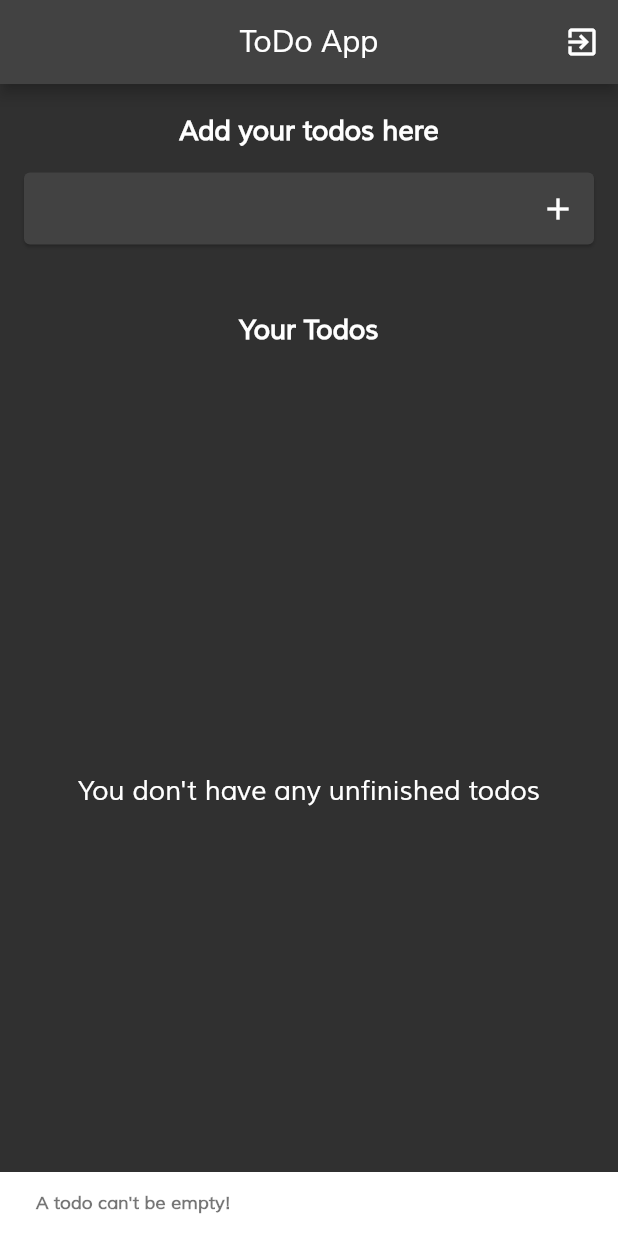
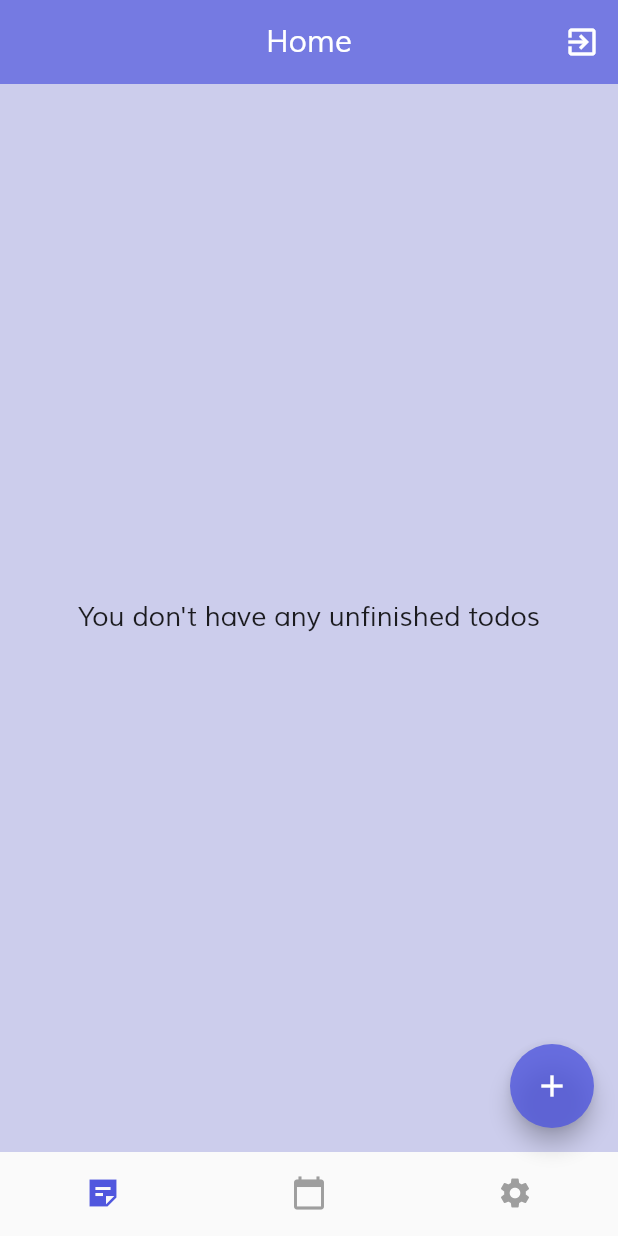
Before and after one commit to shubhmdas/ToDoApp-Flutter, a Flutter app: the screen it shows once a user with an empty profile is signed in, after a tap on the "add" icon, on a phone screen of 412 x 824 dp. Run offline on Flutter 3.47's test engine with Material 2 defaults, Android fonts, the phone set to English and light mode, and no system bars; our stand-ins replace cloud_firestore, firebase_auth, firebase_core, flutter_spinkit, flutter_svg; accounts and stored records are empty; network calls fail.

Commit message:
added navigation bar

```diff
--- a/lib/main.dart
+++ b/lib/main.dart
@@ -4,7 +4,7 @@ import 'package:flutter/material.dart';
 import 'package:firebase_core/firebase_core.dart';
 import 'package:firebase_auth/firebase_auth.dart';
 import 'package:todo_app/route_generator.dart';
-import 'package:todo_app/screens/home.dart';
+import 'package:todo_app/screens/nav_home.dart';
 import 'package:todo_app/screens/welcome_screen.dart';
 import 'package:todo_app/services/auth.dart';
 import 'package:todo_app/widgets/loading.dart';
@@ -33,7 +33,6 @@ class _RootState extends State<Root> {
   Widget build(BuildContext context) {
     return MaterialApp(
       debugShowCheckedModeBanner: false,
-      theme: ThemeData.dark(),
       home: StreamBuilder(
         stream: Auth(auth: _auth).user,
           builder: (BuildContext context, AsyncSnapshot<User?> snapshot) {
--- a/lib/route_generator.dart
+++ b/lib/route_generator.dart
@@ -1,6 +1,6 @@
 import 'package:flutter/material.dart';
 import 'package:todo_app/screen_arguments.dart';
-import 'package:todo_app/screens/home.dart';
+import 'package:todo_app/screens/nav_todos.dart';
 import 'package:todo_app/screens/login_screen.dart';
 import 'package:todo_app/screens/register.dart';
 import 'package:todo_app/screens/welcome_screen.dart';
@@ -31,7 +31,7 @@ class RouteGenerator {
       case '/home':
         return MaterialPageRoute(builder: (_) {
           ScreenArguments arguments = args;
-          return Home(auth: arguments.auth, firestore: arguments.firestore);
+          return Todos(auth: arguments.auth, firestore: arguments.firestore);
         });
 
       default:
--- a/lib/screens/home.dart
+++ /dev/null
@@ -1,171 +0,0 @@
-import 'package:cloud_firestore/cloud_firestore.dart';
-import 'package:firebase_auth/firebase_auth.dart';
-import 'package:flutter/material.dart';
-import 'package:todo_app/models/todo.dart';
-import 'package:todo_app/services/auth.dart';
-import 'package:todo_app/services/database.dart';
-import 'package:todo_app/widgets/loading.dart';
-import 'package:todo_app/widgets/todo_card.dart';
-
-class Home extends StatefulWidget {
-  late FirebaseAuth auth;
-  late FirebaseFirestore firestore;
-  bool isLoading = false;
-
-  Home({Key? key, required this.auth, required this.firestore})
-      : super(key: key);
-
-  @override
-  _HomeState createState() => _HomeState();
-}
-
-class _HomeState extends State<Home> {
-  final _controller = TextEditingController();
-
-  @override
-  Widget build(BuildContext context) {
-    return Scaffold(
-      appBar: AppBar(
-        title: const Text(
-          'ToDo App',
-          style: TextStyle(fontFamily: 'Muli'),
-        ),
-        centerTitle: true,
-        actions: [
-          IconButton(
-              onPressed: () async {
-                setState( () => widget.isLoading = true );
-                var result = await Auth(auth: widget.auth).signOut();
-                if (result == 'Success') {
-
-                } else {
-                  ScaffoldMessenger.of(context).showSnackBar(
-                      SnackBar(
-                        content: Text(
-                          result!,
-                          style: const TextStyle(
-                              color: Colors.white),
-                          textAlign: TextAlign.center,
-                        ),
-                        backgroundColor: Colors.black,
-                        elevation: 2,
-                      ));
-                }
-              },
-              icon: const Icon(Icons.exit_to_app))
-        ],
-      ),
-      body: Stack(children: [
-        Column(
-          children: [
-            const SizedBox(
-              height: 20,
-            ),
-            const Text(
-              'Add your todos here',
-              style: TextStyle(
-                  color: Colors.white,
-                  fontFamily: 'Muli',
-                  fontSize: 18.0,
-                  fontWeight: FontWeight.bold),
-            ),
-            Card(
-              margin: const EdgeInsets.all(16.0),
-              child: Padding(
-                padding: const EdgeInsets.only(left: 16.0),
-                child: Row(
-                  children: [
-                    Expanded(
-                        child: TextFormField(
-                            style: const TextStyle(
-                                color: Colors.white,
-                                fontFamily: 'Muli',
-                                fontWeight: FontWeight.w200),
-                            controller: _controller,
-                            decoration: const InputDecoration(
-                                border: InputBorder.none))),
-                    IconButton(
-                        onPressed: () async {
-                          if (_controller.text.isEmpty) {
-                            ScaffoldMessenger.of(context)
-                                .showSnackBar(const SnackBar(
-                                    content: Text(
-                              'A todo can\'t be empty!',
-                              style: TextStyle(
-                                  color: Colors.black54,
-                                  fontFamily: 'Muli',
-                                  fontSize: 12.0,
-                                  fontWeight: FontWeight.bold),
-                            )));
-                          } else {
-                            await Database(firestore: widget.firestore).addTodo(
-                                uid: widget.auth.currentUser!.uid,
-                                content: _controller.text.trim());
-                            _controller.clear();
-                          }
-                        },
-                        icon: const Icon(Icons.add)),
-                  ],
-                ),
-              ),
-            ),
-            const SizedBox(
-              height: 30.0,
-            ),
-            const Text(
-              'Your Todos',
-              style: TextStyle(
-                  color: Colors.white,
-                  fontFamily: 'Muli',
-                  fontSize: 18.0,
-                  fontWeight: FontWeight.bold),
-            ),
-            Expanded(
-                child: StreamBuilder(
-              stream: Database(firestore: widget.firestore)
-                  .streamTodos(widget.auth.currentUser!.uid),
-              builder: (BuildContext context,
-                  AsyncSnapshot<List<TodoModel>> snapshot) {
-                if (snapshot.connectionState == ConnectionState.active) {
-                  if (snapshot.data!.isEmpty) {
-                    return const Center(
-                      child: Text(
-                        'You don\'t have any unfinished todos',
-                        style: TextStyle(
-                            color: Colors.white,
-                            fontFamily: 'Muli',
-                            fontSize: 18.0,
-                            fontWeight: FontWeight.w100),
-                      ),
-                    );
-                  }
-                  return ListView.builder(
-                      itemCount: snapshot.data!.length,
-                      itemBuilder: (context, index) {
-                        return TodoCard(
-                          firestore: widget.firestore,
-                          todo: snapshot.data![index],
-                          uid: widget.auth.currentUser!.uid,
-                        );
-                      });
-                } else {
-                  return const Center(
-                    child: Text(
-                      'Loading...',
-                      style: TextStyle(
-                          color: Colors.white,
-                          fontFamily: 'Muli',
-                          fontSize: 18.0,
-                          fontWeight: FontWeight.w100),
-                    ),
-                  );
-                }
-              },
-            ))
-          ],
-        ),
-        if (widget.isLoading) const Loading(),
-      ]),
-    );
-  }
-}
--- /dev/null
+++ b/lib/screens/nav_calendar.dart
@@ -0,0 +1,14 @@
+import 'package:flutter/material.dart';
+
+
+
+class Calendar extends StatelessWidget {
+   const Calendar({Key? key}) : super(key: key);
+
+  @override
+  Widget build(BuildContext context) {
+    return const Center(
+      child: Text('Calendar'),
+    );
+  }
+}
--- /dev/null
+++ b/lib/screens/nav_home.dart
@@ -0,0 +1,116 @@
+import 'package:cloud_firestore/cloud_firestore.dart';
+import 'package:firebase_auth/firebase_auth.dart';
+import 'package:flutter/material.dart';
+import 'package:todo_app/constants.dart';
+import 'package:todo_app/screens/nav_calendar.dart';
+import 'package:todo_app/screens/nav_settings.dart';
+import 'package:todo_app/screens/nav_todos.dart';
+import 'package:todo_app/services/auth.dart';
+
+class Home extends StatefulWidget {
+
+  final FirebaseAuth auth;
+  final FirebaseFirestore firestore;
+  final String title = 'Home';
+
+  const Home({ Key? key, required this.auth, required this.firestore }) : super(key: key);
+
+  @override
+  _HomeState createState() => _HomeState();
+}
+
+class _HomeState extends State<Home> {
+
+  int _currentIndex = 0;
+  late String _title;
+  bool isLoading = false;
+  late final List<Widget> navPages;
+
+  @override
+  void initState() {
+    super.initState();
+    navPages = [
+      Todos(auth: widget.auth, firestore: widget.firestore),
+      const Calendar(),
+      const NavSettings(),
+    ];
+    _title = widget.title;
+  }
+
+  @override
+  Widget build(BuildContext context) {
+    return Scaffold(
+      resizeToAvoidBottomInset: false,
+      backgroundColor: const Color.fromRGBO(204, 205, 236, 1.0),
+      appBar: AppBar(
+        elevation: 0,
+        backgroundColor: const Color.fromRGBO(80, 87, 222, 0.7),
+        title: Text(
+          _title,
+          style: const TextStyle(fontFamily: 'Muli'),
+        ),
+        centerTitle: true,
+        actions: [
+          IconButton(
+              onPressed: () async {
+                setState( () => isLoading = true );
+                var result = await Auth(auth: widget.auth).signOut();
+                if (result == 'Success') {
+
+                } else {
+                  ScaffoldMessenger.of(context).showSnackBar(
+                      SnackBar(
+                        content: Text(
+                          result!,
+                          style: const TextStyle(
+                              color: Colors.white),
+                          textAlign: TextAlign.center,
+                        ),
+                        backgroundColor: Colors.black,
+                        elevation: 2,
+                      ));
+                }
+              },
+              icon: const Icon(Icons.exit_to_app))
+        ],
+      ),
+      body: navPages[_currentIndex],
+      bottomNavigationBar: BottomNavigationBar(
+        currentIndex: _currentIndex,
+        showSelectedLabels: false,
+        showUnselectedLabels: false,
+        selectedItemColor: primaryColor,
+        unselectedItemColor: Colors.grey,
+        elevation: 0,
+        onTap: onTap,
+        items: const [
+          BottomNavigationBarItem(icon: Icon(Icons.sticky_note_2_sharp), label: 'Todos'),
+          BottomNavigationBarItem(icon: Icon(Icons.calendar_today), label: 'Calendar'),
+          BottomNavigationBarItem(icon: Icon(Icons.settings), label: 'Settings'),
+        ],
+      ),
+      floatingActionButton: FloatingActionButton(
+        onPressed: () {},
+        backgroundColor: primaryColor.withOpacity(.8),
+        child: const Icon(Icons.add),
+      ),
+    );
+  }
+
+  onTap(int index) {
+    if (_currentIndex != index) {
+      setState(() {
+        _currentIndex = index;
+        switch (_currentIndex) {
+          case 0: _title = 'Home';
+            break;
+          case 1: _title = 'Calendar';
+            break;
+          case 2: _title = 'Settings';
+            break;
+        }
+      });
+    }
+  }
+
+}
--- /dev/null
+++ b/lib/screens/nav_todos.dart
@@ -0,0 +1,74 @@
+import 'package:cloud_firestore/cloud_firestore.dart';
+import 'package:firebase_auth/firebase_auth.dart';
+import 'package:flutter/material.dart';
+import 'package:todo_app/models/todo_model.dart';
+import 'package:todo_app/services/database.dart';
+import 'package:todo_app/widgets/loading.dart';
+import 'package:todo_app/widgets/todo_card.dart';
+
+class Todos extends StatefulWidget {
+  final FirebaseAuth auth;
+  final FirebaseFirestore firestore;
+
+  const Todos({Key? key, required this.auth, required this.firestore}) : super(key: key);
+
+  @override
+  _TodosState createState() => _TodosState();
+}
+
+class _TodosState extends State<Todos> {
+
+  bool isLoading = false;
+
+  @override
+  Widget build(BuildContext context) {
+    return Stack(children: [
+      Column(
+        children: [
+          Expanded(
+            child: StreamBuilder(
+              stream: Database(firestore: widget.firestore)
+                  .streamTodos(widget.auth.currentUser!.uid),
+              builder: (BuildContext context,
+                  AsyncSnapshot<List<TodoModel>> snapshot) {
+                if (snapshot.connectionState == ConnectionState.active) {
+                  if (snapshot.data!.isEmpty) {
+                    return const Center(
+                      child: Text(
+                        'You don\'t have any unfinished todos',
+                        style: TextStyle(
+                            color: Colors.black87,
+                            fontFamily: 'Muli',
+                            fontSize: 18.0,
+                            fontWeight: FontWeight.w100),
+                      ),
+                    );
+                  }
+                  return ListView.builder(
+                      itemCount: snapshot.data!.length,
+                      itemBuilder: (context, index) {
+                        return TodoCard(
+                          firestore: widget.firestore,
+                          todo: snapshot.data![index],
+                          uid: widget.auth.currentUser!.uid,
+                        );
+                      });
+                } else {
+                  return const Center(
+                    child: Text(
+                      'Loading...',
+                      style: TextStyle(
+                          color: Colors.black87,
+                          fontFamily: 'Muli',
+                          fontSize: 18.0,
+                          fontWeight: FontWeight.w100),
+                    ),
+                  );
+                }
+              },
+            ))],
+      ),
+      if (isLoading) const Loading(),
+    ]);
+  }
+}
--- a/lib/screens/welcome_screen.dart
+++ b/lib/screens/welcome_screen.dart
@@ -1,5 +1,4 @@
 import 'package:flutter/material.dart';
-import 'package:todo_app/constants.dart';
 import 'package:todo_app/screen_arguments.dart';
 import 'package:todo_app/widgets/ui_elements.dart';
 import 'package:firebase_auth/firebase_auth.dart';
@@ -7,9 +6,9 @@ import 'package:cloud_firestore/cloud_firestore.dart';
 
 class WelcomeScreen extends StatelessWidget {
 
-  late FirebaseAuth auth;
-  late FirebaseFirestore firestore;
-  WelcomeScreen({Key? key, required this.auth, required this.firestore }) : super(key: key);
+  final FirebaseAuth auth;
+  final FirebaseFirestore firestore;
+  const WelcomeScreen({Key? key, required this.auth, required this.firestore }) : super(key: key);
 
   @override
   Widget build(BuildContext context) {
@@ -18,8 +17,6 @@ class WelcomeScreen extends StatelessWidget {
         backgroundColor: Colors.white,
         body: LayoutBuilder(
           builder: (BuildContext context, BoxConstraints constraints) {
-            var height = constraints.maxHeight;
-            var width = constraints.maxWidth;
             return Column(
               children: [
                 Container(
--- a/lib/services/database.dart
+++ b/lib/services/database.dart
@@ -1,5 +1,5 @@
 import 'package:cloud_firestore/cloud_firestore.dart';
-import 'package:todo_app/models/todo.dart';
+import 'package:todo_app/models/todo_model.dart';
 
 class Database {
   late FirebaseFirestore firestore;
--- a/lib/widgets/form_error.dart
+++ b/lib/widgets/form_error.dart
@@ -4,9 +4,9 @@ import 'package:flutter_svg/flutter_svg.dart';
 
 class FormError extends StatelessWidget {
 
-  late List<String> errors;
-  late BoxConstraints constraints;
-  FormError({Key? key, required this.errors, required this.constraints }) : super(key: key);
+  final List<String> errors;
+  final BoxConstraints constraints;
+  const FormError({Key? key, required this.errors, required this.constraints }) : super(key: key);
 
   @override
   Widget build(BuildContext context) {
```
Also changed, not shown: lib/screens/login_screen.dart (+10 -8 lines), lib/screens/nav_settings.dart (added, +14 -0 lines), lib/screens/register.dart (+11 -10 lines), lib/widgets/todo_card.dart (+22 -15 lines), lib/widgets/ui_elements.dart (+9 -9 lines), lib/constants.dart (line endings or trailing spaces), lib/models/todo_model.dart (renamed from lib/models/todo.dart).
